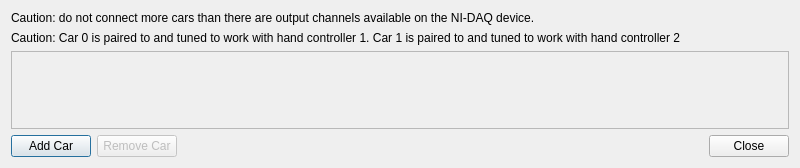
This is CARS/carsettingsdialog.ui in projectCARS/CARS2014-GIT as Qt 5 draws it before an edit. The edited form follows.
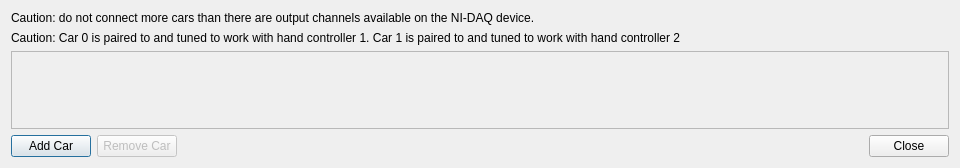
This is the edited form.

```diff
--- a/CARS/carsettingsdialog.ui
+++ b/CARS/carsettingsdialog.ui
@@ -6,7 +6,7 @@
    <rect>
     <x>0</x>
     <y>0</y>
-    <width>800</width>
+    <width>960</width>
     <height>168</height>
    </rect>
   </property>
@@ -59,7 +59,7 @@
        <rect>
         <x>0</x>
         <y>0</y>
-        <width>780</width>
+        <width>940</width>
         <height>79</height>
        </rect>
       </property>
```
